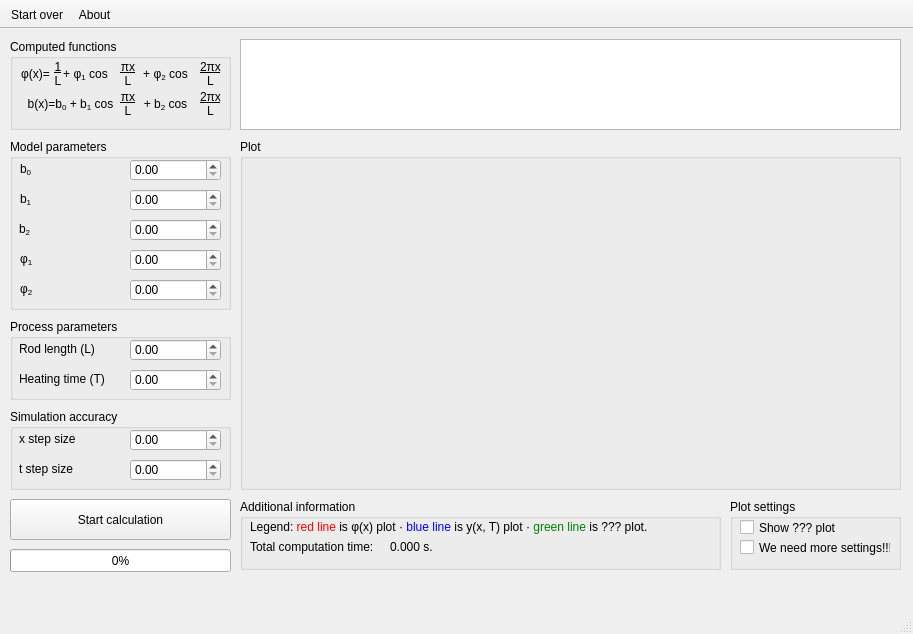
vla5924-practice/computational-methods, file 04_heating/ui/mainwindow.ui: the form before one commit.
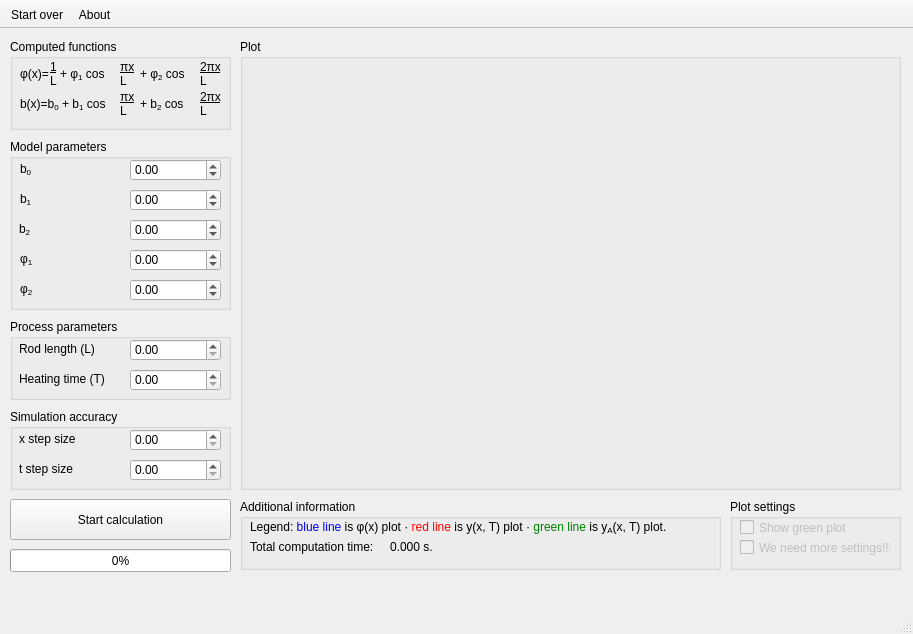
The form after the commit. Custom widgets are drawn as their Qt base class.

```diff
--- a/04_heating/ui/mainwindow.ui
+++ b/04_heating/ui/mainwindow.ui
@@ -41,9 +41,6 @@
      <property name="textFormat">
       <enum>Qt::RichText</enum>
      </property>
-     <property name="alignment">
-      <set>Qt::AlignCenter</set>
-     </property>
     </widget>
     <widget class="QLabel" name="label_2">
      <property name="geometry">
@@ -57,9 +54,6 @@
      <property name="text">
       <string>&lt;u&gt;1&lt;/u&gt;&lt;br&gt;L</string>
      </property>
-     <property name="alignment">
-      <set>Qt::AlignCenter</set>
-     </property>
     </widget>
     <widget class="QLabel" name="label_3">
      <property name="geometry">
@@ -76,9 +70,6 @@
      <property name="textFormat">
       <enum>Qt::RichText</enum>
      </property>
-     <property name="alignment">
-      <set>Qt::AlignCenter</set>
-     </property>
     </widget>
     <widget class="QLabel" name="label_4">
      <property name="geometry">
@@ -92,9 +83,6 @@
      <property name="text">
       <string>&lt;u&gt;&lt;span style=&quot;font-family:'Times';font-size:12px&quot;&gt;π&lt;/span&gt;x&lt;/u&gt;&lt;br&gt;L</string>
      </property>
-     <property name="alignment">
-      <set>Qt::AlignCenter</set>
-     </property>
     </widget>
     <widget class="QLabel" name="label_5">
      <property name="geometry">
@@ -111,9 +99,6 @@
      <property name="textFormat">
       <enum>Qt::RichText</enum>
      </property>
-     <property name="alignment">
-      <set>Qt::AlignCenter</set>
-     </property>
     </widget>
     <widget class="QLabel" name="label_6">
      <property name="geometry">
@@ -127,9 +112,6 @@
      <property name="text">
       <string>&lt;u&gt;2&lt;span style=&quot;font-family:'Times';font-size:12px&quot;&gt;π&lt;/span&gt;x&lt;/u&gt;&lt;br&gt;L</string>
      </property>
-     <property name="alignment">
-      <set>Qt::AlignCenter</set>
-     </property>
     </widget>
     <widget class="QLabel" name="label_9">
      <property name="geometry">
@@ -146,9 +128,6 @@
      <property name="textFormat">
       <enum>Qt::RichText</enum>
      </property>
-     <property name="alignment">
-      <set>Qt::AlignCenter</set>
-     </property>
     </widget>
     <widget class="QLabel" name="label_10">
      <property name="geometry">
@@ -165,9 +144,6 @@
      <property name="textFormat">
       <enum>Qt::RichText</enum>
      </property>
-     <property name="alignment">
-      <set>Qt::AlignCenter</set>
-     </property>
     </widget>
     <widget class="QLabel" name="label_11">
      <property name="geometry">
@@ -181,9 +157,6 @@
      <property name="text">
       <string>&lt;u&gt;2&lt;span style=&quot;font-family:'Times';font-size:12px&quot;&gt;π&lt;/span&gt;x&lt;/u&gt;&lt;br&gt;L</string>
      </property>
-     <property name="alignment">
-      <set>Qt::AlignCenter</set>
-     </property>
     </widget>
     <widget class="QLabel" name="label_12">
      <property name="geometry">
@@ -197,9 +170,6 @@
      <property name="text">
       <string>&lt;u&gt;&lt;span style=&quot;font-family:'Times';font-size:12px&quot;&gt;π&lt;/span&gt;x&lt;/u&gt;&lt;br&gt;L</string>
      </property>
-     <property name="alignment">
-      <set>Qt::AlignCenter</set>
-     </property>
     </widget>
    </widget>
    <widget class="QGroupBox" name="groupBox_2">
@@ -223,6 +193,12 @@
        <height>22</height>
       </rect>
      </property>
+     <property name="minimum">
+      <double>-1000000.000000000000000</double>
+     </property>
+     <property name="maximum">
+      <double>1000000.000000000000000</double>
+     </property>
     </widget>
     <widget class="QLabel" name="label_7">
      <property name="geometry">
@@ -246,6 +222,12 @@
        <height>22</height>
       </rect>
      </property>
+     <property name="minimum">
+      <double>-1000000.000000000000000</double>
+     </property>
+     <property name="maximum">
+      <double>1000000.000000000000000</double>
+     </property>
     </widget>
     <widget class="QLabel" name="label_8">
      <property name="geometry">
@@ -282,6 +264,12 @@
        <height>22</height>
       </rect>
      </property>
+     <property name="minimum">
+      <double>-1000000.000000000000000</double>
+     </property>
+     <property name="maximum">
+      <double>1000000.000000000000000</double>
+     </property>
     </widget>
     <widget class="QDoubleSpinBox" name="param_phi1">
      <property name="geometry">
@@ -292,6 +280,12 @@
        <height>22</height>
       </rect>
      </property>
+     <property name="minimum">
+      <double>-1000000.000000000000000</double>
+     </property>
+     <property name="maximum">
+      <double>1000000.000000000000000</double>
+     </property>
     </widget>
     <widget class="QLabel" name="label_14">
      <property name="geometry">
@@ -315,6 +309,15 @@
        <height>22</height>
       </rect>
      </property>
+     <property name="minimum">
+      <double>-1000000.000000000000000</double>
+     </property>
+     <property name="maximum">
+      <double>1000000.000000000000000</double>
+     </property>
+     <property name="value">
+      <double>0.000000000000000</double>
+     </property>
     </widget>
     <widget class="QLabel" name="label_15">
      <property name="geometry">
@@ -474,23 +477,13 @@
      <number>0</number>
     </property>
    </widget>
-   <widget class="QTableView" name="solution">
-    <property name="geometry">
-     <rect>
-      <x>240</x>
-      <y>10</y>
-      <width>661</width>
-      <height>91</height>
-     </rect>
-    </property>
-   </widget>
    <widget class="QGroupBox" name="groupBox_5">
     <property name="geometry">
      <rect>
       <x>240</x>
-      <y>110</y>
+      <y>10</y>
       <width>661</width>
-      <height>351</height>
+      <height>451</height>
      </rect>
     </property>
     <property name="title">
@@ -501,8 +494,8 @@
       <rect>
        <x>10</x>
        <y>20</y>
-       <width>541</width>
-       <height>321</height>
+       <width>641</width>
+       <height>421</height>
       </rect>
      </property>
     </widget>
@@ -529,7 +522,7 @@
       </rect>
      </property>
      <property name="text">
-      <string>&lt;html&gt;&lt;head/&gt;&lt;body&gt;&lt;p&gt;Legend: &lt;span style=&quot; color:#ff0000;&quot;&gt;red line&lt;/span&gt; is φ(x) plot · &lt;span style=&quot; color:#0000ff;&quot;&gt;blue line&lt;/span&gt; is y(x, T) plot · &lt;span style=&quot; color:#008000;&quot;&gt;green line&lt;/span&gt; is ??? plot.&lt;/p&gt;&lt;/body&gt;&lt;/html&gt;</string>
+      <string>&lt;html&gt;&lt;head/&gt;&lt;body&gt;&lt;p&gt;Legend: &lt;span style=&quot; color:#0000ff;&quot;&gt;blue line&lt;/span&gt; is φ(x) plot · &lt;span style=&quot; color:#ff0000;&quot;&gt;red line&lt;/span&gt; is y(x, T) plot · &lt;span style=&quot; color:#008000;&quot;&gt;green line&lt;/span&gt; is y&lt;span style=&quot; vertical-align:sub;&quot;&gt;A&lt;/span&gt;(x, T) plot.&lt;/p&gt;&lt;/body&gt;&lt;/html&gt;</string>
      </property>
      <property name="textFormat">
       <enum>Qt::RichText</enum>
@@ -575,6 +568,9 @@
      <string>Plot settings</string>
     </property>
     <widget class="QCheckBox" name="check_show">
+     <property name="enabled">
+      <bool>false</bool>
+     </property>
      <property name="geometry">
       <rect>
        <x>10</x>
@@ -584,10 +580,13 @@
       </rect>
      </property>
      <property name="text">
-      <string>Show ??? plot</string>
+      <string>Show green plot</string>
      </property>
     </widget>
     <widget class="QCheckBox" name="checkBox">
+     <property name="enabled">
+      <bool>false</bool>
+     </property>
      <property name="geometry">
       <rect>
        <x>10</x>
```
Left out of the diff: 12 changed lines with no effect on the pictures.
